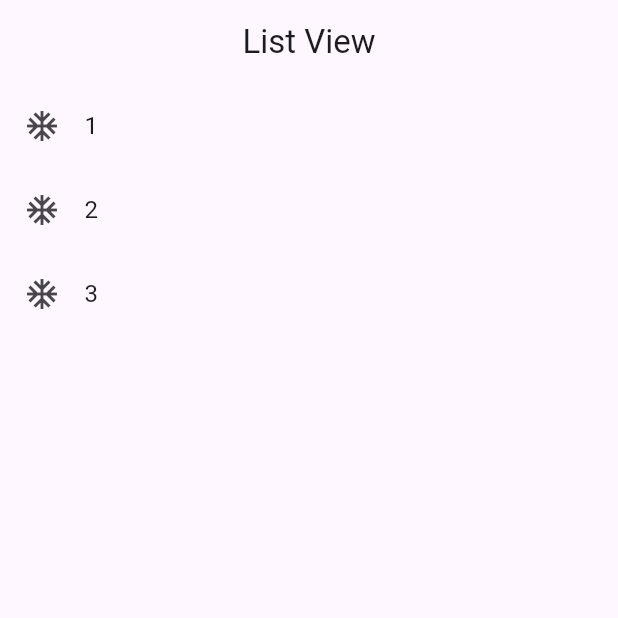
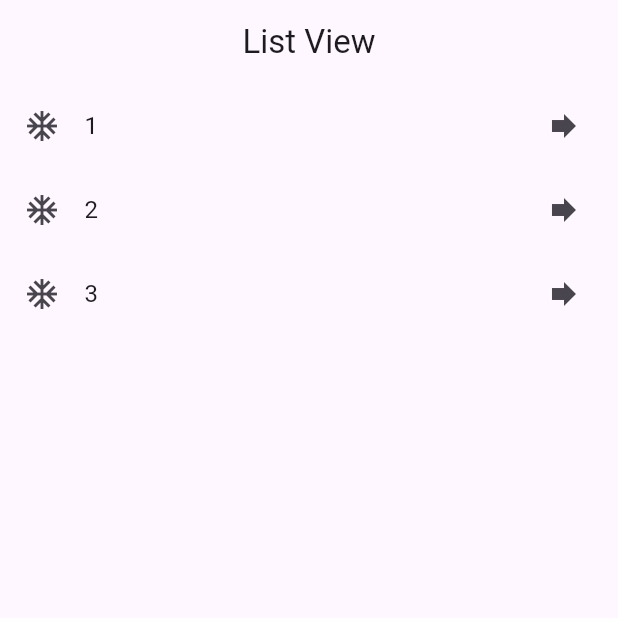
Before and after one commit to RudyCancax/flutter_components_app, a Flutter app: the screen it shows after launch, on a phone screen of 412 x 824 dp, the top half of it. Run offline on Flutter 3.47's test engine with Material 3 defaults, Android fonts, the phone set to English and light mode, and no system bars.

Commit message:
Feat: Left Icon and Right Icon for ListTile

```diff
--- a/lib/screens/list_view_screen.dart
+++ b/lib/screens/list_view_screen.dart
@@ -14,7 +14,10 @@ class ListViewScreen extends StatelessWidget {
             ...itemsMenu
                 .map(
                   (e) => ListTile(
-                      title: Text(e), leading: const Icon(Icons.ac_unit)),
+                    title: Text(e),
+                    leading: const Icon(Icons.ac_unit),
+                    trailing: const Icon(Icons.forward),
+                  ),
                 )
                 .toList()
           ],
```
